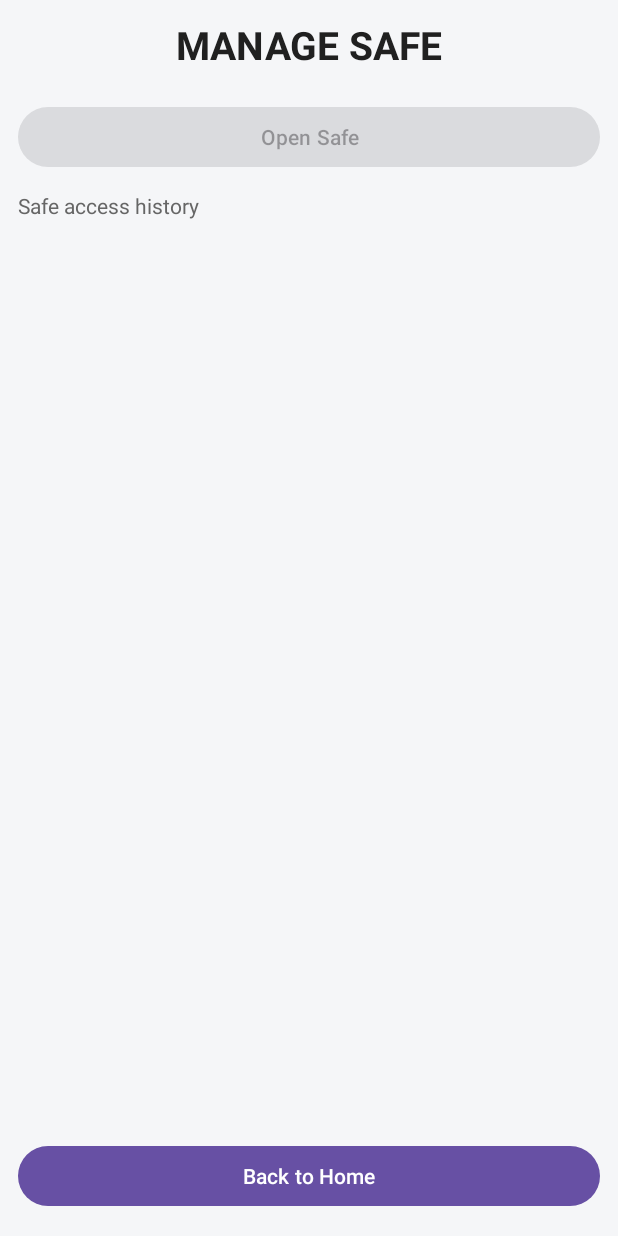
After one commit to Benjamin-Gutman/SmartSafe_Code_ENGR_COEN_390, an Android app: the SafeActivity screen opened directly, with no data from a screen before it, on a phone screen of 412 x 824 dp. The commit adds this screen. Run offline under Robolectric (Android 15) with nearby library versions, the phone set to English and light mode, and no system bars.

Commit message:
Added safe ui and open safe command

```diff
--- a/SafeUI/app/src/main/AndroidManifest.xml
+++ b/SafeUI/app/src/main/AndroidManifest.xml
@@ -30,6 +30,10 @@
             android:exported="false" />
 
         <activity
+            android:name=".activities.SafeActivity"
+            android:exported="false" />
+
+        <activity
             android:name=".activities.ManageUsersActivity"
             android:exported="false" />
 
--- /dev/null
+++ b/SafeUI/app/src/main/java/com/example/safeui/activities/SafeActivity.java
@@ -0,0 +1,91 @@
+package com.example.safeui.activities;
+
+import android.os.Bundle;
+import android.view.View;
+import android.widget.Button;
+import android.widget.Toast;
+
+import androidx.appcompat.app.AppCompatActivity;
+
+import com.example.safeui.DatabaseHelper;
+import com.example.safeui.R;
+import com.example.safeui.http_handler.DataSync;
+import com.example.safeui.http_handler.InventoryStore;
+import com.example.safeui.http_handler.Models;
+import com.example.safeui.http_handler.UserStore;
+
+public class SafeActivity extends AppCompatActivity implements DataSync.Listener {
+    private String username;
+    private int userId;
+
+    private DatabaseHelper databaseHelper;
+    private DataSync sync;
+    private Button buttonOpenSafe;
+    private Button buttonBackHome;
+
+    private boolean unlockPending = false;
+
+    @Override
+    protected void onCreate(Bundle savedInstanceState) {
+        super.onCreate(savedInstanceState);
+        setContentView(R.layout.activity_safe);
+
+        username = getIntent().getStringExtra("username");
+        userId = getIntent().getIntExtra("user_id", -1);
+
+        databaseHelper = new DatabaseHelper(this);
+
+        InventoryStore inventoryStore = new InventoryStore(databaseHelper);
+        UserStore userStore = new UserStore(databaseHelper);
+
+        sync = new DataSync(this, inventoryStore, null, userStore);
+
+        buttonOpenSafe = findViewById(R.id.buttonOpenSafe);
+        buttonBackHome = findViewById(R.id.buttonBackHome);
+
+        buttonOpenSafe.setOnClickListener(v -> openSafe());
+
+        buttonBackHome.setOnClickListener(v -> finish());
+
+        if (userId == -1) {
+            buttonOpenSafe.setEnabled(false);
+            Toast.makeText(this, "Could not identify the logged-in user.", Toast.LENGTH_LONG).show();
+        }
+    }
+
+    private void openSafe() {
+        if (unlockPending) {return;}
+
+        if (userId == -1) {
+            Toast.makeText(this, "Invalid user.", Toast.LENGTH_SHORT).show();
+            return;
+        }
+
+        unlockPending = true;
+        buttonOpenSafe.setEnabled(false);
+        buttonOpenSafe.setText("Sending request...");
+
+        sync.unlockDoor(userId);
+    }
+
+    @Override
+    public void onReply(Models.Reply reply) {
+        if ("unlockDoor".equals(reply.command)) {
+
+            unlockPending = false;
+            buttonOpenSafe.setEnabled(true);
+            buttonOpenSafe.setText("Open Safe");
+
+            Toast.makeText(this, "Unlock command sent to the safe.", Toast.LENGTH_LONG).show();
+        }
+    }
+
+    @Override
+    public void onError(String message) {
+        unlockPending = false;
+        buttonOpenSafe.setEnabled(true);
+        buttonOpenSafe.setText("Open Safe");
+
+        Toast.makeText(this, message, Toast.LENGTH_LONG).show();
+    }
+}
--- a/SafeUI/app/src/main/res/layout/activity_main.xml
+++ b/SafeUI/app/src/main/res/layout/activity_main.xml
@@ -54,7 +54,7 @@
         android:id="@+id/buttonOpenSafe"
         android:layout_width="match_parent"
         android:layout_height="72dp"
-        android:text="OPEN SAFE"
+        android:text="MANAGE SAFE"
         android:textSize="18sp"
         android:textStyle="bold"
         android:textColor="#FFFFFF"
--- /dev/null
+++ b/SafeUI/app/src/main/res/layout/activity_safe.xml
@@ -0,0 +1,71 @@
+<?xml version="1.0" encoding="utf-8"?>
+<LinearLayout
+    xmlns:android="http://schemas.android.com/apk/res/android"
+    android:layout_width="match_parent"
+    android:layout_height="match_parent"
+    android:orientation="vertical"
+    android:fitsSystemWindows="true"
+    android:background="#F5F6F8"
+    android:paddingBottom="16dp">
+
+    <TextView
+        android:id="@+id/textManageSafeTitle"
+        android:layout_width="match_parent"
+        android:layout_height="wrap_content"
+        android:text="MANAGE SAFE"
+        android:textSize="26sp"
+        android:textStyle="bold"
+        android:textColor="#202020"
+        android:gravity="center"
+        android:paddingTop="12dp"
+        android:paddingBottom="20dp" />
+
+    <Button
+        android:id="@+id/buttonOpenSafe"
+        android:layout_width="match_parent"
+        android:layout_height="wrap_content"
+        android:text="Open Safe"
+        android:layout_marginStart="12dp"
+        android:layout_marginEnd="12dp"
+        android:textAllCaps="false" />
+
+    <TextView
+        android:id="@+id/textSafeSubtitle"
+        android:layout_width="match_parent"
+        android:layout_height="wrap_content"
+        android:text="Safe access history"
+        android:textSize="14sp"
+        android:textColor="#666666"
+        android:layout_marginStart="12dp"
+        android:layout_marginEnd="12dp"
+        android:paddingTop="12dp"
+        android:paddingBottom="8dp" />
+
+    <ScrollView
+        android:layout_width="match_parent"
+        android:layout_height="0dp"
+        android:layout_weight="1"
+        android:layout_marginStart="12dp"
+        android:layout_marginEnd="12dp"
+        android:fillViewport="true"
+        android:clipToPadding="false">
+
+        <LinearLayout
+            android:id="@+id/layoutInventoryItems"
+            android:layout_width="match_parent"
+            android:layout_height="wrap_content"
+            android:orientation="vertical"
+            android:paddingBottom="12dp" />
+
+    </ScrollView>
+
+    <Button
+        android:id="@+id/buttonBackHome"
+        android:layout_width="match_parent"
+        android:layout_height="wrap_content"
+        android:text="Back to Home"
+        android:layout_marginStart="12dp"
+        android:layout_marginEnd="12dp"
+        android:textAllCaps="false" />
+
+</LinearLayout>
```
Also changed, not shown: SafeUI/app/src/main/java/com/example/safeui/activities/MainActivity.java (+14 -9 lines), SafeUI/app/src/main/java/com/example/safeui/http_handler/Commands.java (+4 -4 lines), SafeUI/app/src/main/java/com/example/safeui/http_handler/DataSync.java (+7 -2 lines).
